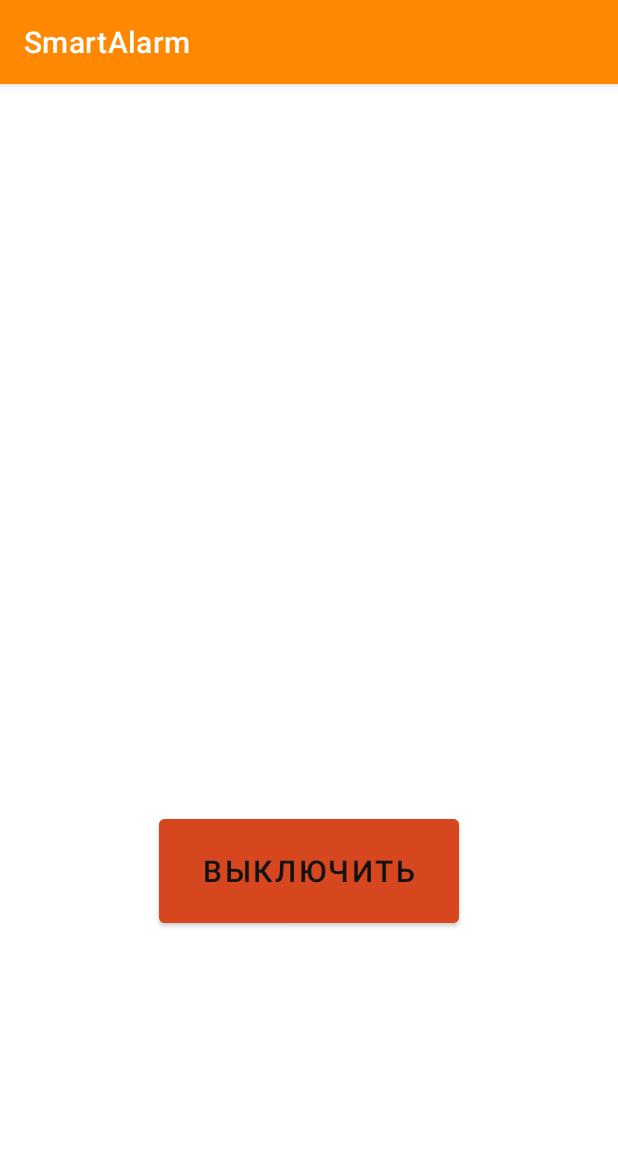
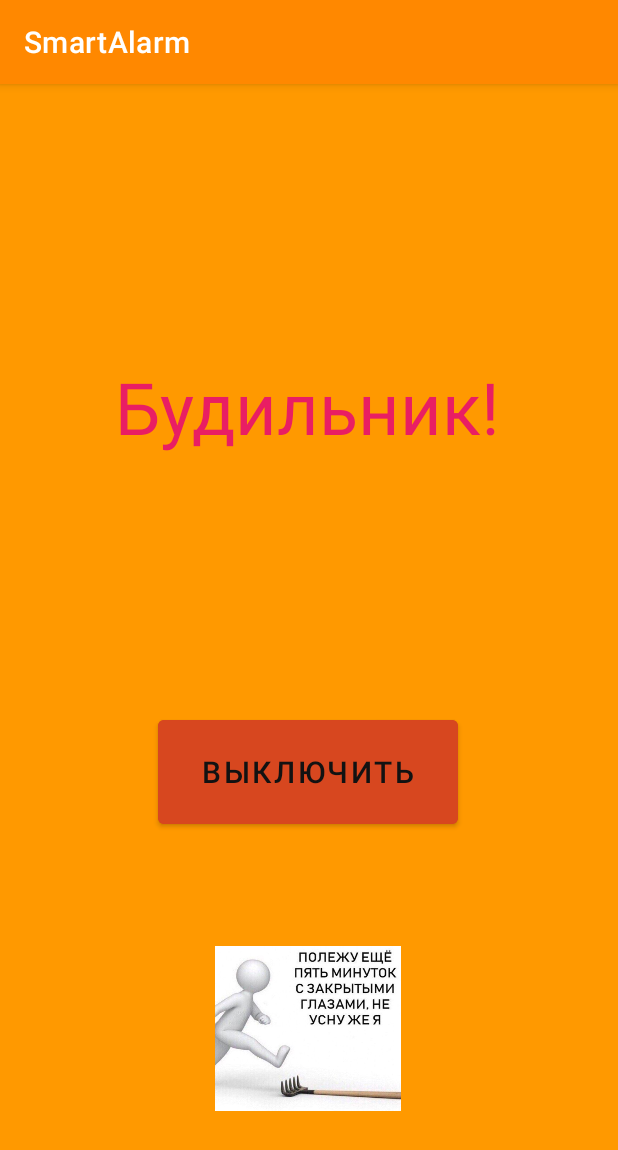
Before and after one commit to Petros607/SmartAlarm, an Android app built with Jetpack Compose: the AlarmActivity screen opened directly, with no data from a screen before it, on a phone screen of 412 x 824 dp. Shown: the top 1150 px of the screen. Run offline under Robolectric (Android 15) with nearby library versions, the phone set to English and light mode, and no system bars.

Commit message:
Добавлена кнопка переноса на 5 мин и функционал для кнопки отмена установки будильника

```diff
--- a/app/src/main/java/com/example/smartalarm/AddingAlarm.kt
+++ b/app/src/main/java/com/example/smartalarm/AddingAlarm.kt
@@ -40,6 +40,7 @@ class AddingAlarm : AppCompatActivity() {
         val buttonSelectTime = findViewById<Button>(R.id.button_select_time)
         val buttonSelectMusic = findViewById<Button>(R.id.button_select_music)
         val saveButton = findViewById<Button>(R.id.button_save)
+        val buttonCancel = findViewById<Button>(R.id.button_cancel)
 
         // Инициализация Calendar
         selectedCalendar = Calendar.getInstance()
@@ -55,6 +56,9 @@ class AddingAlarm : AppCompatActivity() {
         // Обработчик нажатия для сохранения
         saveButton.setOnClickListener {
             save()
+        }
+        buttonCancel.setOnClickListener {
+            cancel()
         }
     }
 
@@ -116,6 +120,7 @@ class AddingAlarm : AppCompatActivity() {
         startActivityForResult(intent, REQUEST_RINGTONE)
     }
 
+
     override fun onActivityResult(requestCode: Int, resultCode: Int, data: Intent?) {
         super.onActivityResult(requestCode, resultCode, data)
         if (requestCode == REQUEST_RINGTONE && resultCode == RESULT_OK) {
@@ -159,4 +164,8 @@ class AddingAlarm : AppCompatActivity() {
             PendingIntent.FLAG_UPDATE_CURRENT
         )
     }
+
+    private fun cancel(){
+        finish()
+    }
 }
--- /dev/null
+++ b/app/src/main/res/drawable/round_button_background.xml
@@ -0,0 +1,4 @@
+<shape xmlns:android="http://schemas.android.com/apk/res/android"
+    android:shape="oval">
+    <solid android:color="@color/orange1" />
+</shape>
--- a/app/src/main/res/layout/activity_alarm.xml
+++ b/app/src/main/res/layout/activity_alarm.xml
@@ -4,7 +4,8 @@
     xmlns:tools="http://schemas.android.com/tools"
     android:layout_width="match_parent"
     android:layout_height="match_parent"
-    tools:context=".BlankFragmentAlarm">
+    tools:context=".BlankFragmentAlarm"
+    android:background="@color/orange2">
 
     <TextView
         android:id="@+id/textView"
@@ -18,7 +19,7 @@
         app:layout_constraintHorizontal_bias="0.496"
         app:layout_constraintStart_toStartOf="parent"
         app:layout_constraintTop_toTopOf="parent"
-        app:layout_constraintVertical_bias="0.308" />
+        app:layout_constraintVertical_bias="0.26" />
 
     <Button
         android:id="@+id/buttonAlarmOff"
@@ -29,8 +30,23 @@
         android:textSize="20sp"
         app:layout_constraintBottom_toBottomOf="parent"
         app:layout_constraintEnd_toEndOf="parent"
+        app:layout_constraintHorizontal_bias="0.497"
         app:layout_constraintStart_toStartOf="parent"
-        app:layout_constraintTop_toBottomOf="@+id/textView" />
+        app:layout_constraintTop_toBottomOf="@+id/textView"
+        app:layout_constraintVertical_bias="0.389" />
+
+    <ImageButton
+        android:id="@+id/button_min5"
+        android:layout_width="124dp"
+        android:layout_height="110dp"
+        android:layout_marginBottom="24dp"
+        android:background="@drawable/minut5"
+        app:layout_constraintBottom_toBottomOf="parent"
+        app:layout_constraintEnd_toEndOf="parent"
+        app:layout_constraintHorizontal_bias="0.498"
+        app:layout_constraintStart_toStartOf="parent"
+        app:layout_constraintTop_toBottomOf="@+id/buttonAlarmOff"
+        app:layout_constraintVertical_bias="0.559" />
 
     <Button
         android:id="@+id/buttonAlarmOff2"
```
Also changed, not shown: app/src/main/res/drawable/minut5.jpg (added).
